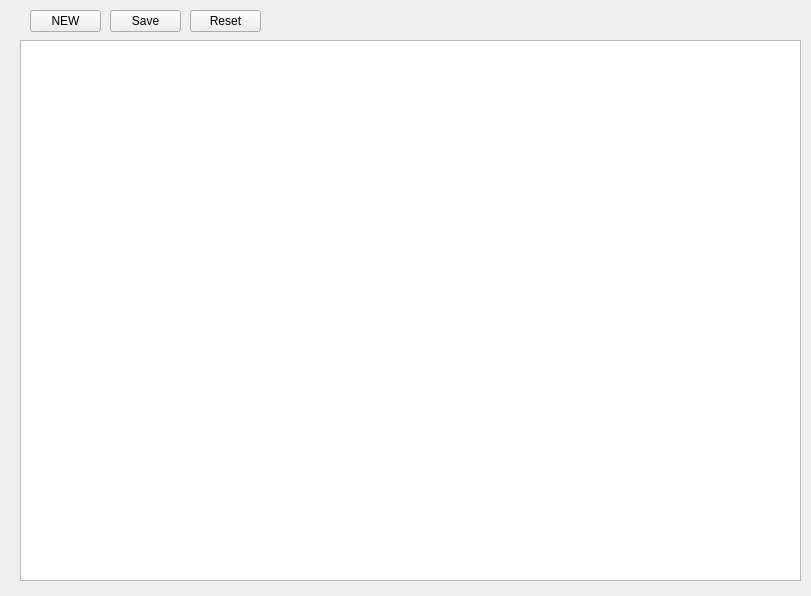
Qt form WMS_System/UI/Users.ui (cdefaz08/WMS) before a commit.
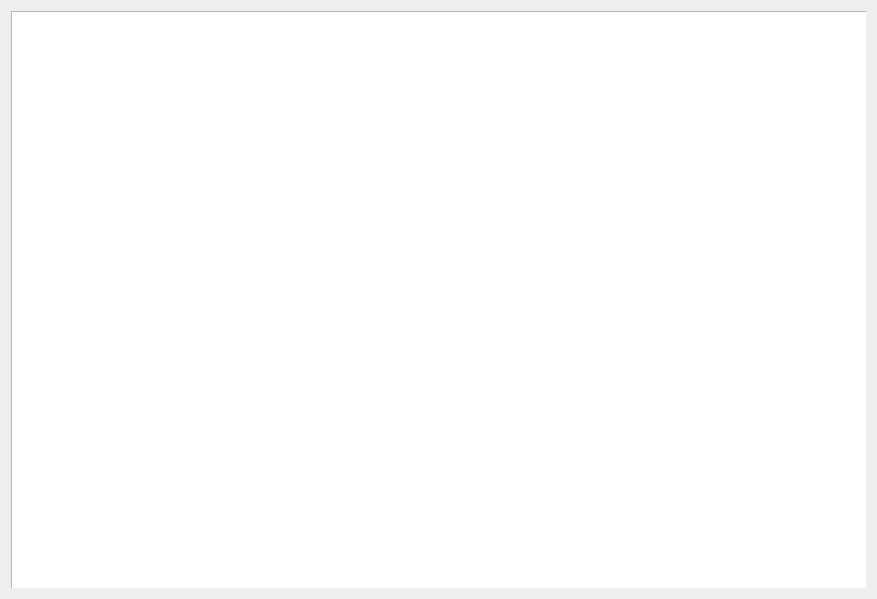
The same form after that commit. Icons and pictures are not drawn.

```diff
--- a/WMS_System/UI/Users.ui
+++ b/WMS_System/UI/Users.ui
@@ -6,84 +6,29 @@
    <rect>
     <x>0</x>
     <y>0</y>
-    <width>811</width>
-    <height>596</height>
+    <width>877</width>
+    <height>599</height>
    </rect>
   </property>
   <property name="windowTitle">
    <string>Users Window</string>
   </property>
-  <widget class="QTableWidget" name="tableWidget_Users">
-   <property name="geometry">
-    <rect>
-     <x>20</x>
-     <y>40</y>
-     <width>781</width>
-     <height>541</height>
-    </rect>
-   </property>
-  </widget>
-  <widget class="QWidget" name="widget" native="true">
-   <property name="geometry">
-    <rect>
-     <x>20</x>
-     <y>0</y>
-     <width>781</width>
-     <height>41</height>
-    </rect>
-   </property>
-   <widget class="QToolButton" name="toolButton_Save">
-    <property name="geometry">
-     <rect>
-      <x>90</x>
-      <y>10</y>
-      <width>71</width>
-      <height>22</height>
-     </rect>
-    </property>
-    <property name="text">
-     <string>Save</string>
-    </property>
-    <property name="icon">
-     <iconset theme="Save">
-      <normaloff>.</normaloff>.</iconset>
-    </property>
-   </widget>
-   <widget class="QToolButton" name="toolButton_New">
-    <property name="geometry">
-     <rect>
-      <x>10</x>
-      <y>10</y>
-      <width>71</width>
-      <height>22</height>
-     </rect>
-    </property>
-    <property name="text">
-     <string>NEW</string>
-    </property>
-    <property name="icon">
-     <iconset theme="Save">
-      <normaloff>.</normaloff>.</iconset>
-    </property>
-   </widget>
-   <widget class="QToolButton" name="toolButton_Reset">
-    <property name="geometry">
-     <rect>
-      <x>170</x>
-      <y>10</y>
-      <width>71</width>
-      <height>22</height>
-     </rect>
-    </property>
-    <property name="text">
-     <string>Reset</string>
-    </property>
-    <property name="icon">
-     <iconset theme="Save">
-      <normaloff>.</normaloff>.</iconset>
-    </property>
-   </widget>
-  </widget>
+  <layout class="QGridLayout" name="gridLayout">
+   <item row="0" column="0">
+    <widget class="QWidget" name="widget" native="true">
+     <widget class="QTableWidget" name="tableWidget_Users">
+      <property name="geometry">
+       <rect>
+        <x>0</x>
+        <y>0</y>
+        <width>861</width>
+        <height>591</height>
+       </rect>
+      </property>
+     </widget>
+    </widget>
+   </item>
+  </layout>
  </widget>
  <resources/>
  <connections/>
```
